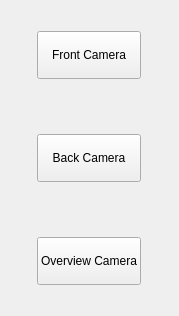
First picture: the form in rqt_image_switcher/resource/ImageSwitch.ui, repository kyoto-u-shinobi/yozakura_operator_station, before the edit.
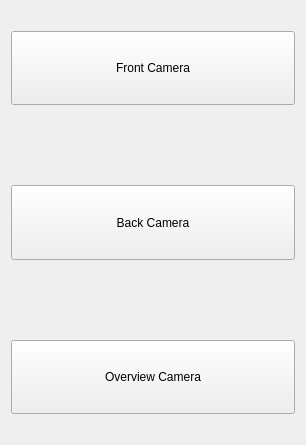
Second picture: the form after the edit.

```diff
--- a/rqt_image_switcher/resource/ImageSwitch.ui
+++ b/rqt_image_switcher/resource/ImageSwitch.ui
@@ -6,8 +6,8 @@
    <rect>
     <x>0</x>
     <y>0</y>
-    <width>179</width>
-    <height>316</height>
+    <width>306</width>
+    <height>445</height>
    </rect>
   </property>
   <property name="sizePolicy">
@@ -23,19 +23,6 @@
    <string>HeatSensorViewer</string>
   </property>
   <layout class="QHBoxLayout" name="horizontalLayout">
-   <item>
-    <spacer name="horizontalSpacer">
-     <property name="orientation">
-      <enum>Qt::Horizontal</enum>
-     </property>
-     <property name="sizeHint" stdset="0">
-      <size>
-       <width>40</width>
-       <height>20</height>
-      </size>
-     </property>
-    </spacer>
-   </item>
    <item>
     <layout class="QVBoxLayout" name="verticalLayout">
      <item>
@@ -131,19 +118,6 @@
      </item>
     </layout>
    </item>
-   <item>
-    <spacer name="horizontalSpacer_2">
-     <property name="orientation">
-      <enum>Qt::Horizontal</enum>
-     </property>
-     <property name="sizeHint" stdset="0">
-      <size>
-       <width>40</width>
-       <height>20</height>
-      </size>
-     </property>
-    </spacer>
-   </item>
   </layout>
  </widget>
  <resources/>
```
Left out of the diff: 4 changed lines with no effect on the pictures.
